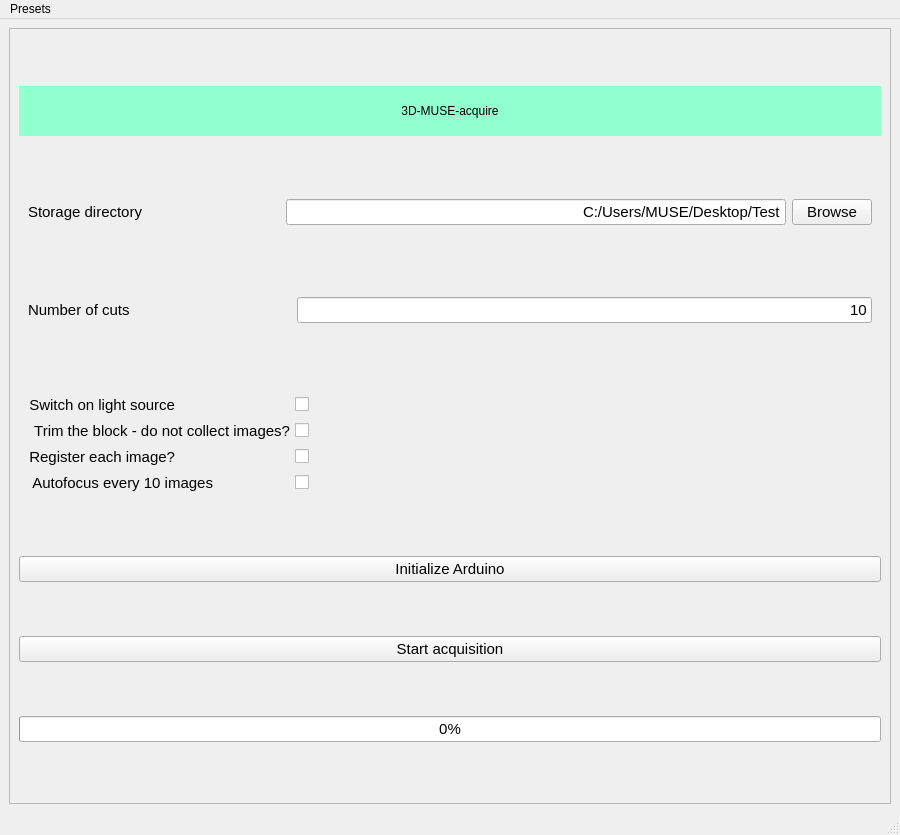
First picture: the form in mainwindow.ui, repository ckolluru/3D-MUSE-acquire, before the edit.
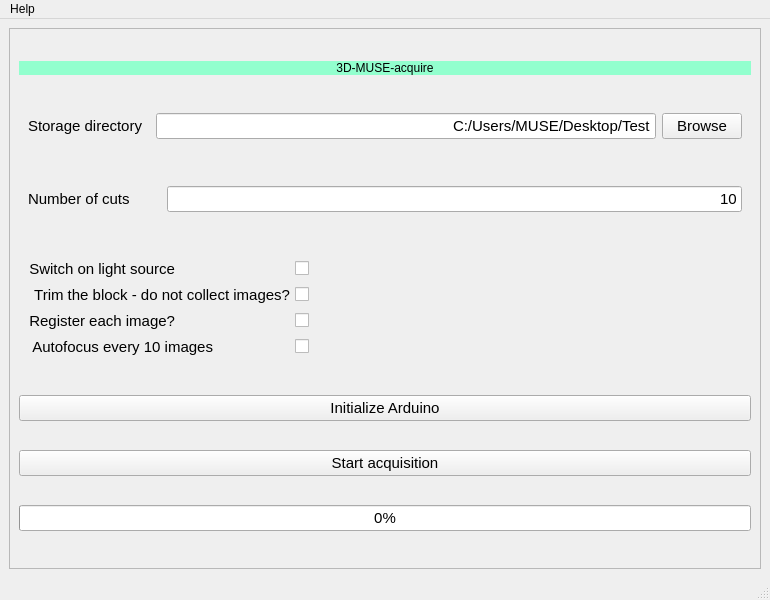
Second picture: the form after the edit.

Patch:
```diff
--- a/mainwindow.ui
+++ b/mainwindow.ui
@@ -6,8 +6,8 @@
    <rect>
     <x>0</x>
     <y>0</y>
-    <width>900</width>
-    <height>835</height>
+    <width>770</width>
+    <height>600</height>
    </rect>
   </property>
   <property name="sizePolicy">
@@ -18,8 +18,8 @@
   </property>
   <property name="minimumSize">
    <size>
-    <width>900</width>
-    <height>800</height>
+    <width>770</width>
+    <height>600</height>
    </size>
   </property>
   <property name="windowTitle">
@@ -43,8 +43,8 @@
         <rect>
          <x>0</x>
          <y>0</y>
-         <width>880</width>
-         <height>774</height>
+         <width>750</width>
+         <height>539</height>
         </rect>
        </property>
        <layout class="QVBoxLayout" name="verticalLayout_2">
@@ -59,7 +59,7 @@
           <property name="minimumSize">
            <size>
             <width>0</width>
-            <height>50</height>
+            <height>0</height>
            </size>
           </property>
           <property name="autoFillBackground">
@@ -214,7 +214,7 @@
            <item>
             <widget class="QLineEdit" name="numberCutsEdit">
              <property name="sizePolicy">
-              <sizepolicy hsizetype="Fixed" vsizetype="Fixed">
+              <sizepolicy hsizetype="Preferred" vsizetype="Preferred">
                <horstretch>0</horstretch>
                <verstretch>0</verstretch>
               </sizepolicy>
@@ -478,13 +478,13 @@
     <rect>
      <x>0</x>
      <y>0</y>
-     <width>900</width>
+     <width>770</width>
      <height>21</height>
     </rect>
    </property>
    <widget class="QMenu" name="menuHelp">
     <property name="title">
-     <string>Presets</string>
+     <string>Help</string>
     </property>
    </widget>
    <addaction name="menuHelp"/>
```
Left out of the diff: 23 changed lines with no effect on the pictures.
